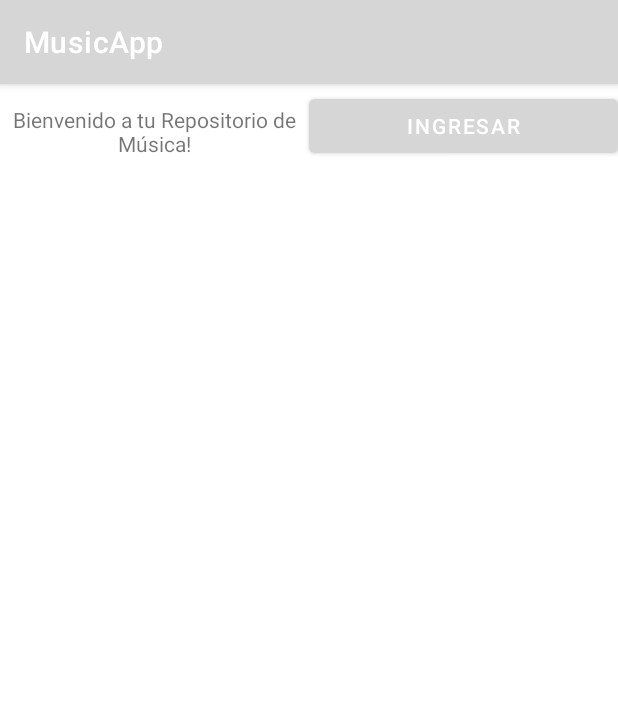
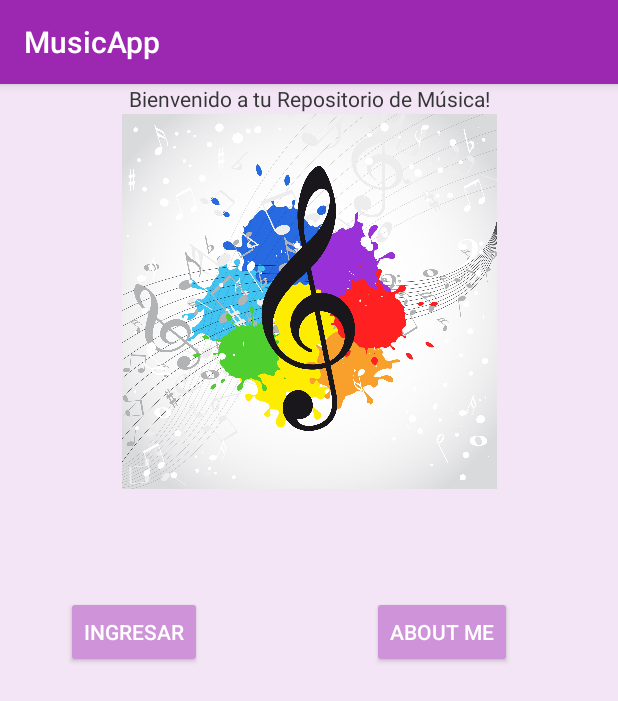
Before and after one commit to jmcasal-ar/music-app, an Android app: the screen it shows after launch (WelcomeActivity), on a phone screen of 412 x 824 dp. Shown: the top 701 px of the screen. Run offline under Robolectric (Android 15) with nearby library versions, the phone set to English and light mode, and no system bars.

Commit message:
Agregando Material Designe

```diff
--- a/app/build.gradle
+++ b/app/build.gradle
@@ -2,6 +2,7 @@ plugins {
     id 'com.android.application'
     id 'kotlin-android'
 }
+apply plugin: 'kotlin-android-extensions'
 
 android {
     compileSdkVersion 30
@@ -34,6 +35,7 @@ android {
 
 dependencies {
 
+    def preference_version = "1.1.1"
     implementation "org.jetbrains.kotlin:kotlin-stdlib:$kotlin_version"
     implementation 'androidx.core:core-ktx:1.3.2'
     implementation 'androidx.appcompat:appcompat:1.2.0'
--- a/app/src/main/AndroidManifest.xml
+++ b/app/src/main/AndroidManifest.xml
@@ -8,8 +8,10 @@
         android:label="@string/app_name"
         android:roundIcon="@mipmap/ic_launcher_round"
         android:supportsRtl="true"
-        android:theme="@style/Theme.MusicApp">
-        <activity android:name=".MainActivity"></activity>
+        android:theme="@style/AppTheme">
+        <activity android:name=".AboutMeActivity"></activity>
+        <activity android:name=".AddSongActivity" />
+        <activity android:name=".MainActivity" />
         <activity android:name=".WelcomeActivity">
             <intent-filter>
                 <action android:name="android.intent.action.MAIN" />
--- a/app/src/main/java/com/example/musicapp/db/SongsRepository.kt
+++ b/app/src/main/java/com/example/musicapp/db/SongsRepository.kt
@@ -2,7 +2,7 @@ package com.example.musicapp.db
 
 import android.content.Context
 import com.example.musicapp.Song
-import com.example.steam.db.DBHelper
+import com.example.musicapp.db.DBHelper
 import com.j256.ormlite.android.apptools.OpenHelperManager
 import com.j256.ormlite.dao.Dao
 
--- /dev/null
+++ b/app/src/main/res/drawable-v24/ic_add.xml
@@ -0,0 +1,5 @@
+<vector android:height="24dp" android:tint="#FFFFFF"
+    android:viewportHeight="24" android:viewportWidth="24"
+    android:width="24dp" xmlns:android="http://schemas.android.com/apk/res/android">
+    <path android:fillColor="@android:color/white" android:pathData="M19,13h-6v6h-2v-6H5v-2h6V5h2v6h6v2z"/>
+</vector>
--- a/app/src/main/res/layout/activity_main.xml
+++ b/app/src/main/res/layout/activity_main.xml
@@ -1,4 +1,3 @@
-<?xml version="1.0" encoding="utf-8"?>
 <?xml version="1.0" encoding="utf-8"?>
 <androidx.coordinatorlayout.widget.CoordinatorLayout xmlns:android="http://schemas.android.com/apk/res/android"
     xmlns:app="http://schemas.android.com/apk/res-auto"
@@ -14,12 +13,12 @@
         android:layout_gravity="bottom|right"
         android:layout_margin="20dp"
         android:clickable="true"
-        app:srcCompat="@drawable/ic_dd" />
+        app:srcCompat="@drawable/ic_add" />
 
     <LinearLayout
         android:layout_width="match_parent"
         android:layout_height="match_parent"
-        android:background="@color/defaultBackground"
+        android:background="@color/default_background"
         android:orientation="vertical"
         tools:context=".ui.activities.MainActivity">
 
--- a/app/src/main/res/layout/activity_werlcome.xml
+++ b/app/src/main/res/layout/activity_werlcome.xml
@@ -1,24 +1,79 @@
 <?xml version="1.0" encoding="utf-8"?>
-<LinearLayout xmlns:android="http://schemas.android.com/apk/res/android"
+<androidx.constraintlayout.widget.ConstraintLayout xmlns:android="http://schemas.android.com/apk/res/android"
     xmlns:app="http://schemas.android.com/apk/res-auto"
     xmlns:tools="http://schemas.android.com/tools"
     android:layout_width="match_parent"
     android:layout_height="match_parent"
-    tools:context=".WelcomeActivity">
+    android:background="@color/default_background">
 
     <TextView
         android:id="@+id/tvWelcome"
-        android:layout_width="match_parent"
+        android:layout_width="wrap_content"
         android:layout_height="wrap_content"
-        android:layout_weight="1"
-        android:gravity="center|center_vertical"
-        android:text="Bienvenido a tu Repositorio de Música!" />
+        android:text="Bienvenido a tu Repositorio de Música!"
+        android:textColor="@color/black"
+        app:layout_constraintEnd_toEndOf="parent"
+        app:layout_constraintStart_toStartOf="parent"
+        app:layout_constraintTop_toTopOf="parent" />
+
+    <ImageView
+        android:id="@+id/imgGame"
+        android:layout_width="0dp"
+        android:layout_height="250dp"
+        android:layout_marginTop="20dp"
+        app:layout_constraintEnd_toEndOf="parent"
+        app:layout_constraintStart_toStartOf="parent"
+        app:layout_constraintTop_toTopOf="parent"
+        app:srcCompat="@drawable/im_musica" />
+
+    <TextView
+        android:id="@+id/txtUser"
+        android:layout_width="0dp"
+        android:layout_height="wrap_content"
+        android:layout_marginTop="16dp"
+        app:layout_constraintEnd_toStartOf="@+id/guideline_end"
+        app:layout_constraintStart_toStartOf="@+id/guideline_start"
+        app:layout_constraintTop_toBottomOf="@+id/imgGame"
+        android:textColor="@color/black"
+        tools:text="Usuario" />
+
+
+    <androidx.constraintlayout.widget.Guideline
+        android:id="@+id/guideline_start"
+        android:layout_width="wrap_content"
+        android:layout_height="wrap_content"
+        android:orientation="vertical"
+        app:layout_constraintGuide_begin="16dp" />
+
+    <androidx.constraintlayout.widget.Guideline
+        android:id="@+id/guideline_end"
+        android:layout_width="wrap_content"
+        android:layout_height="wrap_content"
+        android:orientation="vertical"
+        app:layout_constraintGuide_end="16dp" />
+
 
     <Button
         android:id="@+id/btnIngresar"
-        android:layout_width="match_parent"
+        android:layout_width="wrap_content"
         android:layout_height="wrap_content"
-        android:layout_marginTop="4dp"
-        android:layout_weight="1"
-        android:text="Ingresar" />
-</LinearLayout>
+        android:layout_marginStart="44dp"
+        android:layout_marginTop="36dp"
+        android:text="Ingresar"
+        android:backgroundTint="@color/colorAccent"
+        app:layout_constraintHorizontal_chainStyle="spread"
+        app:layout_constraintStart_toStartOf="parent"
+        app:layout_constraintTop_toBottomOf="@+id/txtUser" />
+
+    <Button
+        android:id="@+id/btnAboutMe"
+        android:layout_width="wrap_content"
+        android:layout_height="wrap_content"
+        android:layout_marginStart="248dp"
+        android:layout_marginTop="36dp"
+        android:text="About Me"
+        android:backgroundTint="@color/colorAccent"
+        app:layout_constraintHorizontal_chainStyle="spread"
+        app:layout_constraintStart_toStartOf="parent"
+        app:layout_constraintTop_toBottomOf="@+id/txtUser" />
+</androidx.constraintlayout.widget.ConstraintLayout>
--- a/app/src/main/res/values-night/themes.xml
+++ b/app/src/main/res/values-night/themes.xml
@@ -1,16 +1,4 @@
 <resources xmlns:tools="http://schemas.android.com/tools">
     <!-- Base application theme. -->
-    <style name="Theme.MusicApp" parent="Theme.MaterialComponents.DayNight.DarkActionBar">
-        <!-- Primary brand color. -->
-        <item name="colorPrimary">@color/purple_200</item>
-        <item name="colorPrimaryVariant">@color/purple_700</item>
-        <item name="colorOnPrimary">@color/black</item>
-        <!-- Secondary brand color. -->
-        <item name="colorSecondary">@color/teal_200</item>
-        <item name="colorSecondaryVariant">@color/teal_200</item>
-        <item name="colorOnSecondary">@color/black</item>
-        <!-- Status bar color. -->
-        <item name="android:statusBarColor" tools:targetApi="l">?attr/colorPrimaryVariant</item>
-        <!-- Customize your theme here. -->
-    </style>
+
 </resources>
--- a/app/src/main/res/values/colors.xml
+++ b/app/src/main/res/values/colors.xml
@@ -5,6 +5,6 @@
     <color name="colorAccent">#CE93D8</color>
     <color name="default_background">#F3E5F5</color>
     <color name="white">#ffff</color>
-    <color name="discount">#939393</color>
+    <color name="black">#353737</color>
     <color name="discount_percent">#4D962B</color>
 </resources>
--- a/app/src/main/res/values/themes.xml
+++ b/app/src/main/res/values/themes.xml
@@ -1,16 +1,6 @@
 <resources xmlns:tools="http://schemas.android.com/tools">
     <!-- Base application theme. -->
     <style name="Theme.MusicApp" parent="Theme.MaterialComponents.DayNight.DarkActionBar">
-        <!-- Primary brand color. -->
-        <item name="colorPrimary">@color/purple_500</item>
-        <item name="colorPrimaryVariant">@color/purple_700</item>
-        <item name="colorOnPrimary">@color/white</item>
-        <!-- Secondary brand color. -->
-        <item name="colorSecondary">@color/teal_200</item>
-        <item name="colorSecondaryVariant">@color/teal_700</item>
-        <item name="colorOnSecondary">@color/black</item>
-        <!-- Status bar color. -->
-        <item name="android:statusBarColor" tools:targetApi="l">?attr/colorPrimaryVariant</item>
-        <!-- Customize your theme here. -->
+
     </style>
 </resources>
--- a/build.gradle
+++ b/build.gradle
@@ -8,6 +8,7 @@ buildscript {
     dependencies {
         classpath "com.android.tools.build:gradle:4.1.0"
         classpath "org.jetbrains.kotlin:kotlin-gradle-plugin:$kotlin_version"
+        classpath "org.jetbrains.kotlin:kotlin-android-extensions:$kotlin_version"
 
         // NOTE: Do not place your application dependencies here; they belong
         // in the individual module build.gradle files
```
Also changed, not shown: app/src/main/java/com/example/musicapp/AboutMeActivity.kt (added, +11 -0 lines), app/src/main/java/com/example/musicapp/AddSongActivity.kt (added, +11 -0 lines), app/src/main/java/com/example/musicapp/MainActivity.kt (+5 -5 lines), app/src/main/java/com/example/musicapp/SongAdapter.kt (+4 -5 lines), app/src/main/res/layout/activity_about_me.xml (added, +9 -0 lines), app/src/main/res/layout/activity_add_song.xml (added, +66 -0 lines), app/src/main/res/drawable/im_music.png (added), app/src/main/res/drawable/im_musica.jpg (added).
